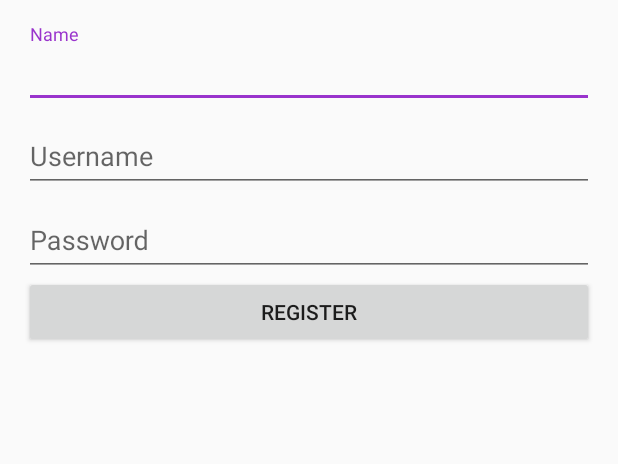
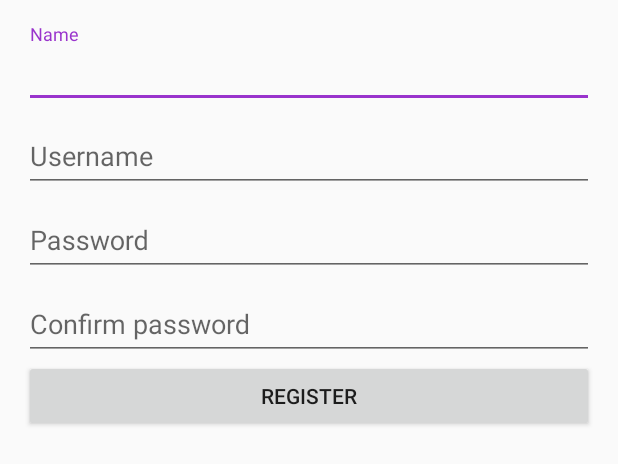
Before and after one commit to NikolaObradovicJohnny/ToDoTaskList, an Android app: the layout activity_register.xml on its own in the app's theme, with its tools: preview values and no code run, on a phone screen of 412 x 824 dp. Shown: the top 464 px of the screen. Run offline under Robolectric (Android 15) with nearby library versions, the phone set to English and light mode, and no system bars.

Commit message:
REGISTRACIJA KORISNIKA ENDE :)

```diff
--- a/app/src/main/java/eu/execom/todolistgrouptwo/api/RestApi.java
+++ b/app/src/main/java/eu/execom/todolistgrouptwo/api/RestApi.java
@@ -23,6 +23,7 @@ import javax.annotation.ParametersAreNonnullByDefault;
 import eu.execom.todolistgrouptwo.api.interceptor.AuthenticationInterceptor;
 import eu.execom.todolistgrouptwo.constant.ApiConstants;
 import eu.execom.todolistgrouptwo.model.Task;
+import eu.execom.todolistgrouptwo.model.User;
 import eu.execom.todolistgrouptwo.model.dto.TokenContainerDTO;
 
 /**
--- a/app/src/main/res/layout/activity_register.xml
+++ b/app/src/main/res/layout/activity_register.xml
@@ -52,6 +52,19 @@
 
     </android.support.design.widget.TextInputLayout>
 
+    <android.support.design.widget.TextInputLayout
+        android:layout_width="match_parent"
+        android:layout_height="wrap_content">
+
+        <android.support.design.widget.TextInputEditText
+            android:id="@+id/confirmPassword"
+            android:inputType="textPassword"
+            android:layout_width="match_parent"
+            android:layout_height="wrap_content"
+            android:hint="@string/confirmPassword" />
+
+    </android.support.design.widget.TextInputLayout>
+
     <Button
         android:id="@+id/register"
         android:layout_width="match_parent"
--- a/app/src/main/res/values/strings.xml
+++ b/app/src/main/res/values/strings.xml
@@ -11,4 +11,5 @@
 
     <string name="open">Open</string>
     <string name="close">Close</string>
+    <string name="confirmPassword">Confirm password</string>
 </resources>
```
Also changed, not shown: app/src/main/java/eu/execom/todolistgrouptwo/activity/RegisterActivity.java (+13 -4 lines), app/src/main/java/eu/execom/todolistgrouptwo/database/wrapper/UserDAOWrapper.java (+17 -6 lines), app/src/main/java/eu/execom/todolistgrouptwo/model/User.java (+18 -13 lines).
